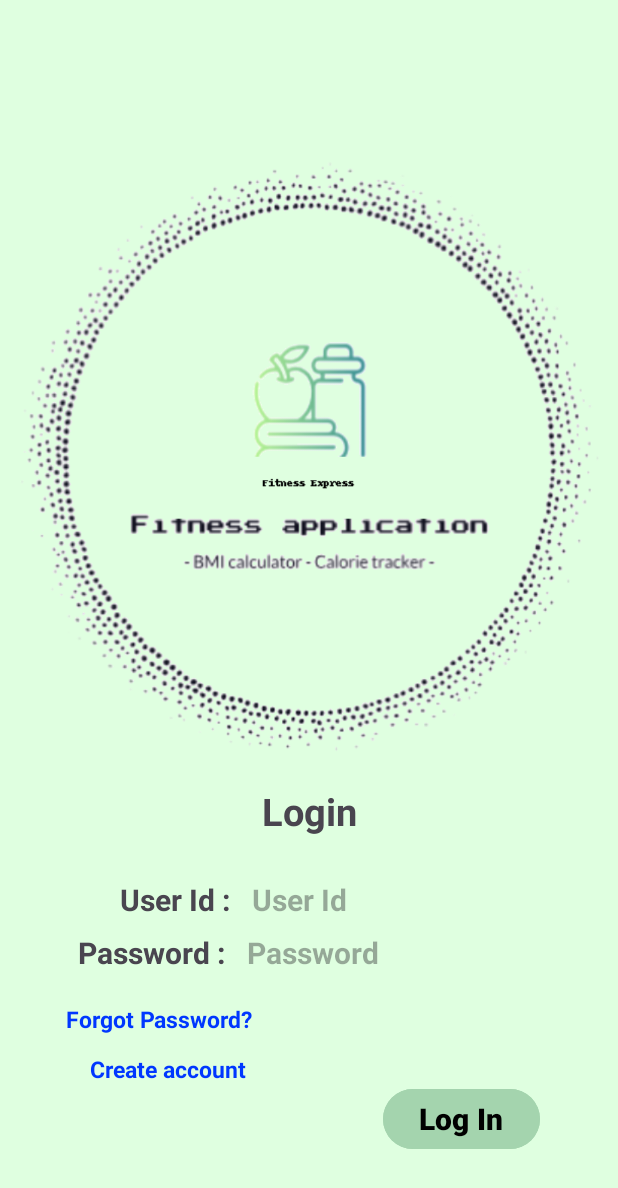
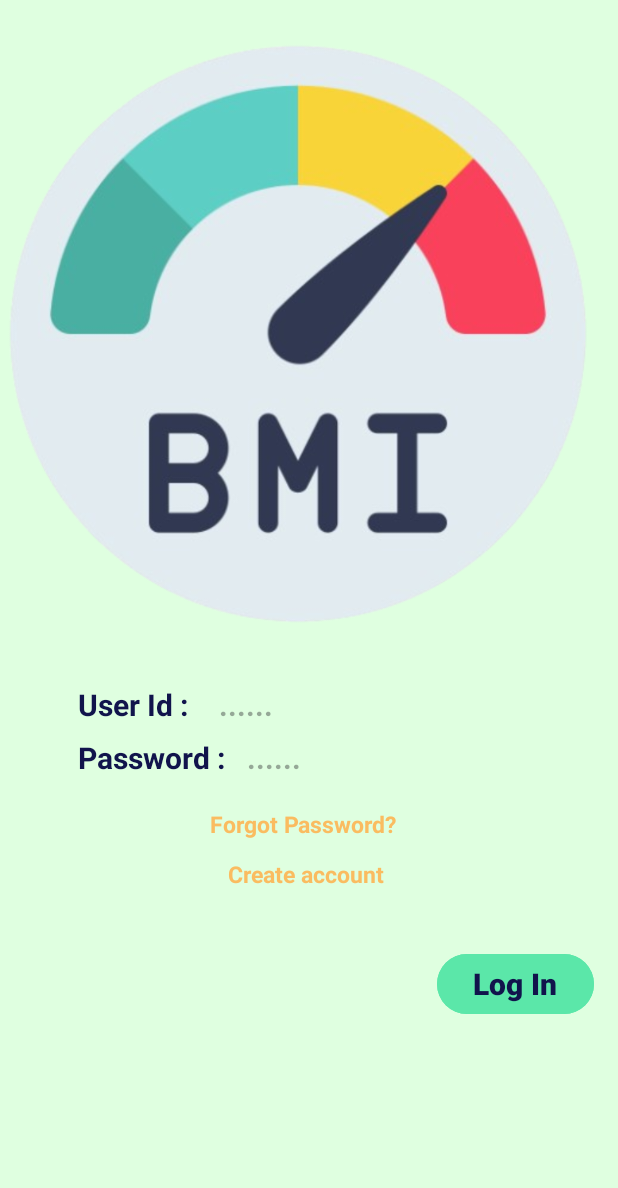
Before and after one commit to ForbiddenKiwis/AndroidFinalProject, an Android app: the screen it shows after launch (LoginActivity), on a phone screen of 412 x 824 dp. Shown: the top 1188 px of the screen. Run offline under Robolectric (Android 15) with nearby library versions, the phone set to English and light mode, and no system bars; our stand-ins replace Firebase (no records; nobody signed in at launch, a user with empty details on screens opened directly).

Commit message:
login design changed

```diff
--- /dev/null
+++ b/app/src/main/res/color/font_color.xml
@@ -0,0 +1,4 @@
+<?xml version="1.0" encoding="utf-8"?>
+<selector xmlns:android="http://schemas.android.com/apk/res/android">
+
+</selector>
--- a/app/src/main/res/layout/activity_login.xml
+++ b/app/src/main/res/layout/activity_login.xml
@@ -10,31 +10,33 @@
 
     <ImageView
         android:id="@+id/tvLogo"
-        android:layout_width="wrap_content"
-        android:layout_height="wrap_content"
-        app:srcCompat="@drawable/applicationlogo"
-        tools:layout_editor_absoluteX="0dp"
-        tools:layout_editor_absoluteY="-52dp" />
+        android:layout_width="397dp"
+        android:layout_height="445dp"
+        app:srcCompat="@drawable/logobmi"
+        tools:layout_editor_absoluteX="7dp"
+        tools:layout_editor_absoluteY="44dp" />
 
     <TextView
         android:id="@+id/tvLogin"
         android:layout_width="wrap_content"
         android:layout_height="wrap_content"
-        android:text="Login"
+        android:layout_marginTop="-100dp"
+        android:text=""
+        android:textSize="25sp"
         android:textStyle="bold"
-        android:textSize="25sp"
-        android:layout_marginTop="-100dp"
+        app:layout_constraintEnd_toEndOf="parent"
+        app:layout_constraintHorizontal_bias="0.502"
         app:layout_constraintStart_toStartOf="parent"
-        app:layout_constraintTop_toBottomOf="@+id/tvLogo"
-        app:layout_constraintEnd_toEndOf="parent"/>
+        app:layout_constraintTop_toBottomOf="@+id/tvLogo" />
 
     <TextView
         android:id="@+id/tvUserId"
         android:layout_width="wrap_content"
         android:layout_height="wrap_content"
-        android:layout_marginStart="80dp"
-        android:layout_marginTop="28dp"
+        android:layout_marginStart="52dp"
+        android:layout_marginTop="76dp"
         android:text="User Id : "
+        android:textColor="@color/mainFontColor"
         android:textSize="20sp"
         android:textStyle="bold"
         app:layout_constraintStart_toStartOf="parent"
@@ -47,6 +49,7 @@
         android:layout_marginStart="52dp"
         android:layout_marginTop="8dp"
         android:text="Password : "
+        android:textColor="@color/mainFontColor"
         android:textSize="20sp"
         android:textStyle="bold"
         app:layout_constraintStart_toStartOf="parent"
@@ -56,11 +59,11 @@
         android:id="@+id/tvForgotPassword"
         android:layout_width="wrap_content"
         android:layout_height="wrap_content"
-        android:layout_marginStart="44dp"
+        android:layout_marginStart="140dp"
         android:layout_marginTop="20dp"
         android:clickable="true"
         android:text="Forgot Password?"
-        android:textColor="@color/blue"
+        android:textColor="@color/fontColor"
         android:textSize="15sp"
         android:textStyle="bold"
         app:layout_constraintStart_toStartOf="parent"
@@ -70,11 +73,11 @@
         android:id="@+id/tvCreateAccount"
         android:layout_width="wrap_content"
         android:layout_height="wrap_content"
-        android:layout_marginStart="60dp"
+        android:layout_marginStart="152dp"
         android:layout_marginTop="12dp"
         android:clickable="true"
         android:text="Create account"
-        android:textColor="@color/blue"
+        android:textColor="@color/fontColor"
         android:textSize="15sp"
         android:textStyle="bold"
         app:layout_constraintStart_toStartOf="parent"
@@ -84,20 +87,20 @@
         android:id="@+id/etUserIdLogin"
         android:layout_width="wrap_content"
         android:layout_height="wrap_content"
-        android:hint="User Id"
+        android:layout_marginStart="16dp"
+        android:background="@null"
+        android:hint="......"
         android:textColor="@color/black"
+        android:textSize="20sp"
         android:textStyle="bold"
-        android:textSize="20sp"
-        android:background="@null"
-        android:layout_marginStart="10dp"
         app:layout_constraintStart_toEndOf="@+id/tvUserId"
-        app:layout_constraintTop_toTopOf="@+id/tvUserId"/>
+        app:layout_constraintTop_toTopOf="@+id/tvUserId" />
 
     <EditText
         android:id="@+id/etPasswordLogin"
         android:layout_width="wrap_content"
         android:layout_height="wrap_content"
-        android:hint="Password"
+        android:hint="......"
         android:textSize="20sp"
         android:textStyle="bold"
         android:textColor="@color/black"
@@ -111,14 +114,14 @@
         android:id="@+id/btnLogIn"
         android:layout_width="wrap_content"
         android:layout_height="wrap_content"
-        android:layout_marginTop="20dp"
-        android:backgroundTint="#a4d4ae"
+        android:layout_marginTop="60dp"
+        android:backgroundTint="#5be7a9"
         android:text="Log In"
-        android:textColor="@color/black"
+        android:textColor="@color/mainFontColor"
         android:textSize="20sp"
         android:textStyle="bold"
         app:layout_constraintEnd_toEndOf="parent"
-        app:layout_constraintHorizontal_bias="0.638"
+        app:layout_constraintHorizontal_bias="0.692"
         app:layout_constraintStart_toEndOf="@+id/tvCreateAccount"
         app:layout_constraintTop_toTopOf="@+id/tvCreateAccount" />
 
--- a/app/src/main/res/values/colors.xml
+++ b/app/src/main/res/values/colors.xml
@@ -5,4 +5,6 @@
     <color name="blue">#0037FF</color>
     <color name="lightBlue">#0095FF</color>
     <color name="backgroundGreen">#dfffe0</color>
+    <color name="mainFontColor">#11144c</color>
+    <color name="fontColor">#fabc60</color>
 </resources>
```
Also changed, not shown: app/src/main/res/drawable/logobmi.png (added).
